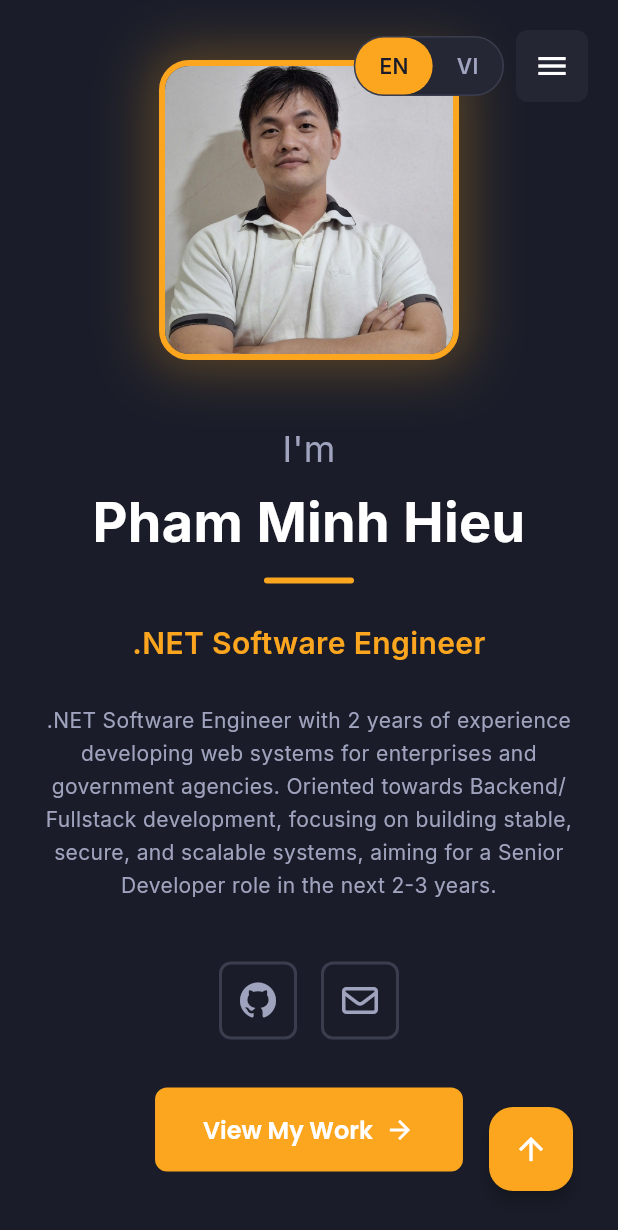
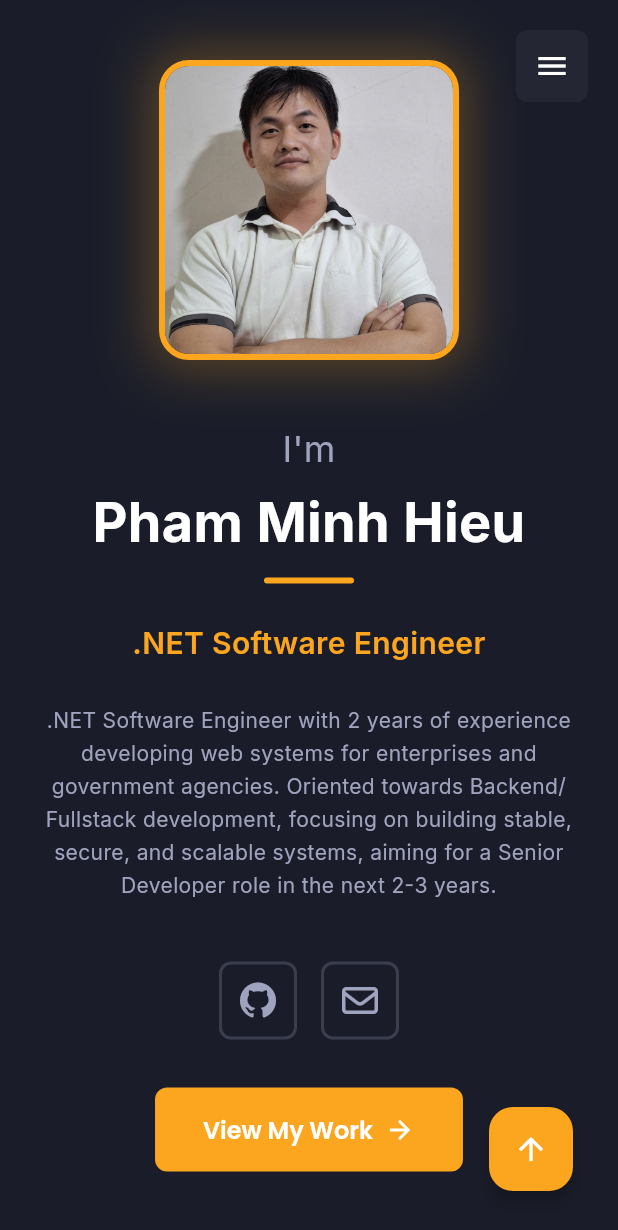
Before and after one commit to hieugc/hieugc, a Flutter app: the screen it shows after launch, on a phone screen of 412 x 824 dp. Shown: the top 1230 px of the screen. Run offline on Flutter 3.47's test engine with Material 3 defaults, Android fonts, the phone set to English and light mode, and no system bars; drawn by our look-alikes of animated_text_kit, scroll_to_index; our stand-ins replace font_awesome_flutter, google_fonts.

Commit message:
refactor: Move LanguageToggle to MobileDrawer
- Add LanguageToggle to MobileDrawer header
- Remove floating LanguageToggle from mobile home screen

Co-Authored-By: Claude Opus 4.5 <noreply@anthropic.com>

```diff
--- a/lib/screens/home_screen.dart
+++ b/lib/screens/home_screen.dart
@@ -3,7 +3,6 @@ import 'package:scroll_to_index/scroll_to_index.dart';
 import '../config/colors.dart';
 import '../config/responsive.dart';
 import '../services/language_service.dart';
-import '../widgets/common/language_toggle.dart';
 import '../widgets/navigation/portfolio_app_bar.dart';
 import '../widgets/navigation/mobile_drawer.dart';
 import '../widgets/navigation/sidebar.dart';
@@ -201,11 +200,7 @@ class _HomeScreenState extends State<HomeScreen> {
             Positioned(
               top: 20,
               right: 20,
-              child: Row(
-                children: [
-                  LanguageToggle(languageService: langService),
-                  const SizedBox(width: 8),
-                  Container(
+              child: Container(
                 decoration: BoxDecoration(
                   color: AppColors.cardBg.withOpacity(0.9),
                   borderRadius: BorderRadius.circular(8),
@@ -217,8 +212,6 @@ class _HomeScreenState extends State<HomeScreen> {
                     _scaffoldKey.currentState?.openEndDrawer();
                   },
                 ),
-                  ),
-                ],
               ),
             ),
         ],
--- a/lib/widgets/navigation/mobile_drawer.dart
+++ b/lib/widgets/navigation/mobile_drawer.dart
@@ -1,6 +1,7 @@
 import 'package:flutter/material.dart';
 import '../../config/colors.dart';
 import '../../services/language_service.dart';
+import '../common/language_toggle.dart';
 
 class MobileDrawer extends StatelessWidget {
   final Function(int) onMenuTap;
@@ -65,6 +66,7 @@ class MobileDrawer extends StatelessWidget {
                       ],
                     ),
                   ),
+                  LanguageToggle(languageService: languageService),
                 ],
               ),
             ),
```
Lines whose indentation alone changed are shown as unchanged.
